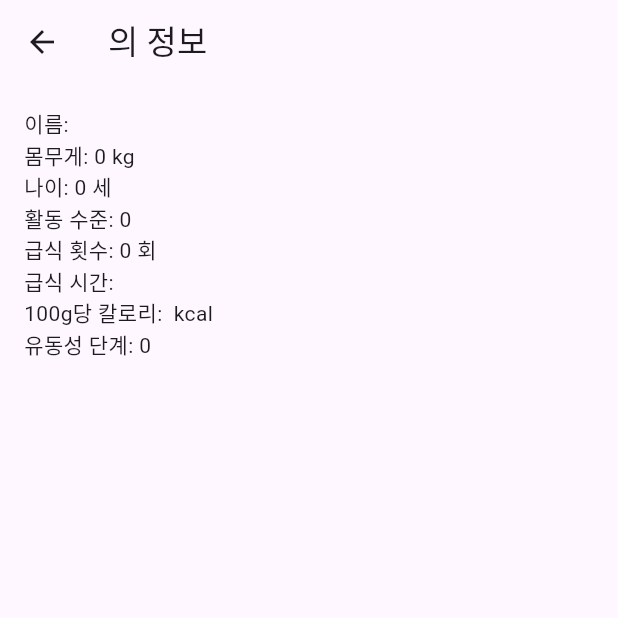
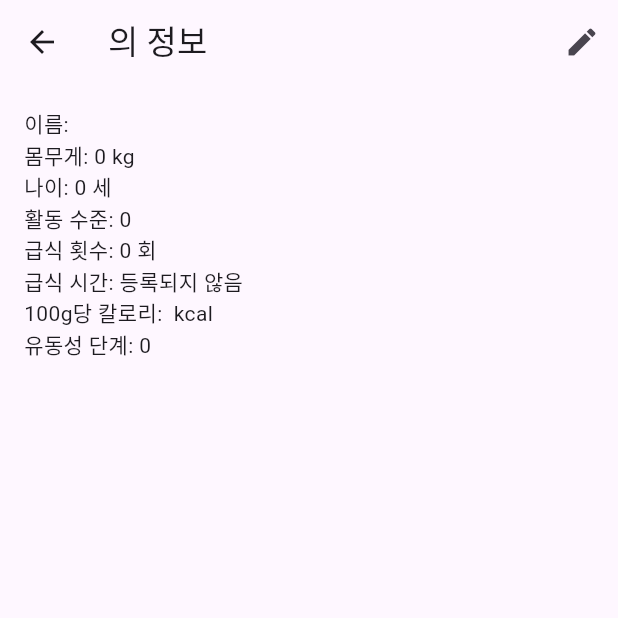
Before and after one commit to ChaeyeonYeager/Capstone_design_1, a Flutter app: the PetDetailPage screen opened directly with empty values, on a phone screen of 412 x 824 dp, the top half of it. Run offline on Flutter 3.47's test engine with Material 3 defaults, Android fonts, the phone set to English and light mode, and no system bars; our stand-ins replace cloud_firestore, firebase_auth, firebase_core; accounts and stored records are empty.

Commit message:
반려동물 정보 수정 코드

```diff
--- a/capstone_app/lib/pet_detail_page.dart
+++ b/capstone_app/lib/pet_detail_page.dart
@@ -1,5 +1,6 @@
 import 'package:flutter/material.dart';
 import 'package:cloud_firestore/cloud_firestore.dart';
+import 'pet_edit.dart';
 
 class PetDetailPage extends StatelessWidget {
   const PetDetailPage({super.key});
@@ -9,23 +10,56 @@ class PetDetailPage extends StatelessWidget {
     final DocumentSnapshot pet =
         ModalRoute.of(context)!.settings.arguments as DocumentSnapshot;
 
+    final petDocRef = pet.reference;
+
+    return StreamBuilder<DocumentSnapshot>(
+      stream: petDocRef.snapshots(),
+      builder: (context, snapshot) {
+        if (!snapshot.hasData) {
+          return const Scaffold(
+            body: Center(child: CircularProgressIndicator()),
+          );
+        }
+
+        final petData = snapshot.data!;
+        final feedTimes = petData['feedTimes'];
+
         return Scaffold(
-      appBar: AppBar(title: Text('${pet['name']}의 정보')),
+          appBar: AppBar(
+            title: Text('${petData['name'] ?? '반려동물'}의 정보'),
+            actions: [
+              IconButton(
+                icon: const Icon(Icons.edit),
+                onPressed: () {
+                  Navigator.push(
+                    context,
+                    MaterialPageRoute(
+                      builder: (_) => PetEditPage(pet: petData),
+                    ),
+                  );
+                },
+              ),
+            ],
+          ),
           body: Padding(
             padding: const EdgeInsets.all(16.0),
             child: ListView(
               children: [
-            Text('이름: ${pet['name']}'),
-            Text('몸무게: ${pet['weight']} kg'),
-            Text('나이: ${pet['age']} 세'),
-            Text('활동 수준: ${pet['activityLevel']}'),
-            Text('급식 횟수: ${pet['feedCount']} 회'),
-            Text('급식 시간: ${(pet['feedTimes'] as List).join(', ')}'),
-            Text('100g당 칼로리: ${pet['kcalPer100g']} kcal'),
-            Text('유동성 단계: ${pet['viscosityLevel']}'),
+                Text('이름: ${petData['name'] ?? '정보 없음'}'),
+                Text('몸무게: ${petData['weight'] ?? '-'} kg'),
+                Text('나이: ${petData['age'] ?? '-'} 세'),
+                Text('활동 수준: ${petData['activityLevel'] ?? '-'}'),
+                Text('급식 횟수: ${petData['feedCount'] ?? '-'} 회'),
+                Text(
+                  '급식 시간: ${feedTimes is List ? feedTimes.join(', ') : '등록되지 않음'}',
+                ),
+                Text('100g당 칼로리: ${petData['kcalPer100g'] ?? '-'} kcal'),
+                Text('유동성 단계: ${petData['viscosityLevel'] ?? '-'}'),
               ],
             ),
           ),
         );
+      },
+    );
   }
 }
```
Also changed, not shown: capstone_app/lib/pet_edit.dart (added, +175 -0 lines), capstone_app/lib/camera.dart (added). Lines whose indentation alone changed are shown as unchanged.
